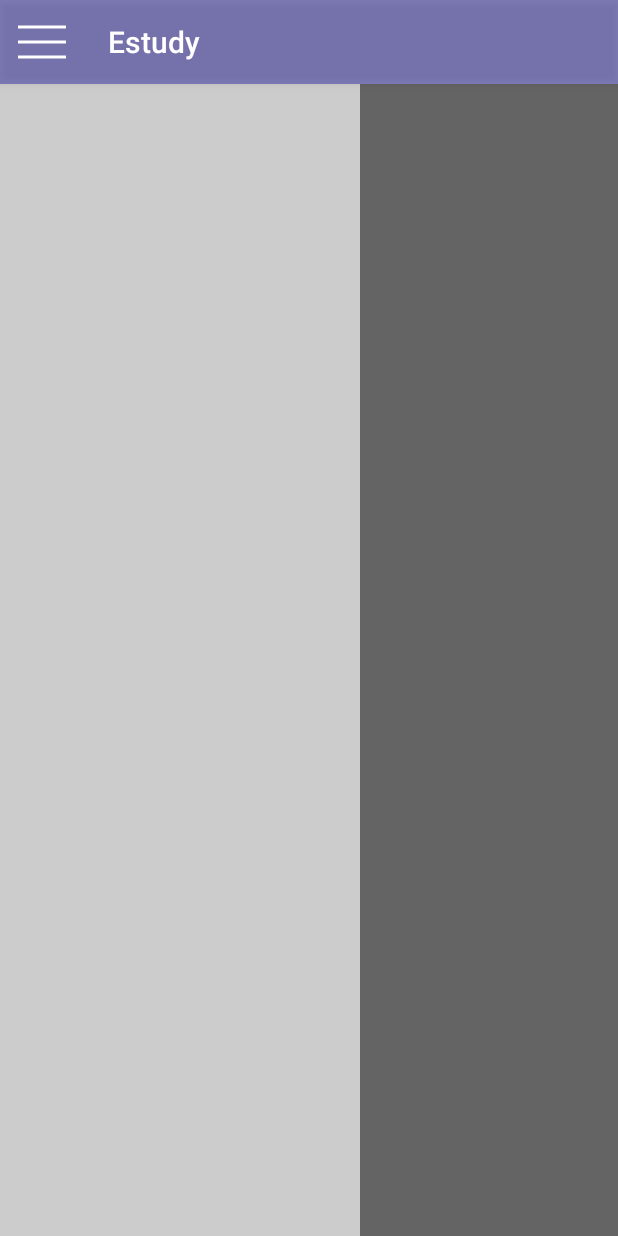
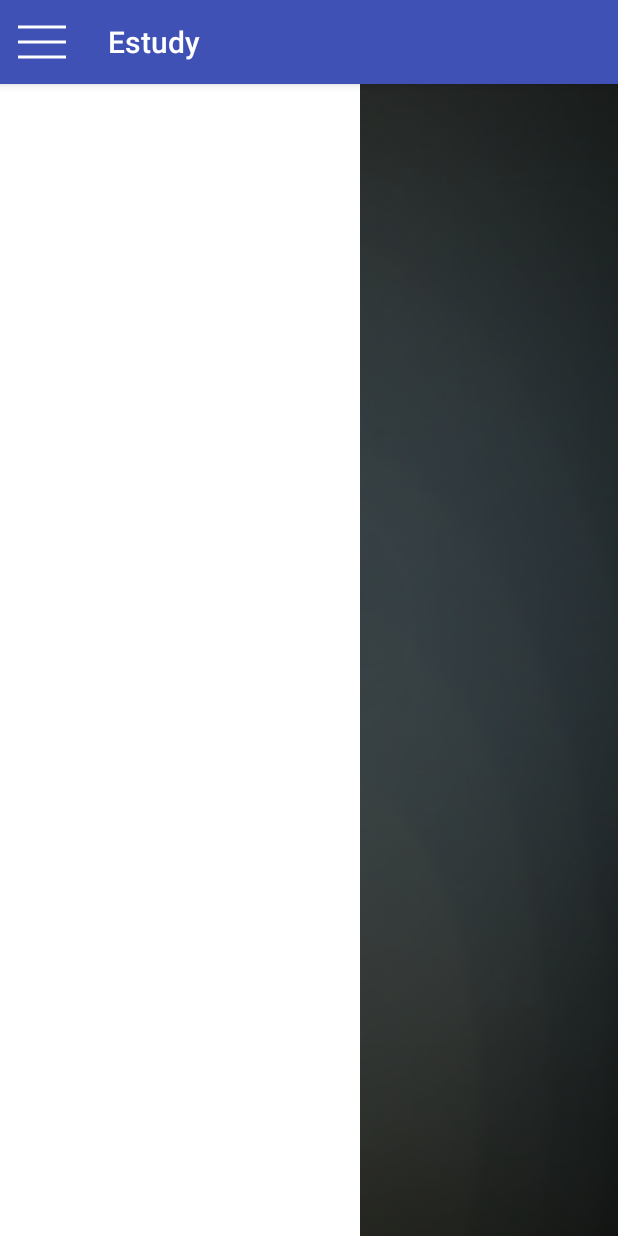
Before and after one commit to mrGhosd/Estudy-Android, an Android app: the screen it shows after launch (UsersListActivity), with the side drawer open, on a phone screen of 412 x 824 dp. Run offline under Robolectric (Android 15) with nearby library versions, the phone set to English and light mode, and no system bars; our stand-ins replace CircleImageView, Picasso; libraries missing offline, so code that uses them is left out: retrofit2.adapter.rxjava, retrofit2.converter.jackson, rx.android.schedulers, rx.schedulers; pictures from the network do not load; 9 statements that could not run were skipped.

Commit message:
add images for views

```diff
--- a/app/src/main/java/com/example/vsokoltsov/estudy/util/ApiRequester.java
+++ b/app/src/main/java/com/example/vsokoltsov/estudy/util/ApiRequester.java
@@ -17,7 +17,7 @@ import retrofit2.converter.jackson.JacksonConverterFactory;
  * Created by vsokoltsov on 11.03.16.
  */
 public class ApiRequester {
-    private static final String APP_HOST = "http://7325112b.ngrok.io";
+    private static final String APP_HOST = "http://939390f8.ngrok.io";
     private static final String API_VERSION = "v0/";
     public static final String API_ADDRESS = APP_HOST + "/api/" + API_VERSION;
     private static String TOKEN_NAME = "estudytoken";
--- a/app/src/main/java/com/example/vsokoltsov/estudy/views/navigation/NavigationDrawer.java
+++ b/app/src/main/java/com/example/vsokoltsov/estudy/views/navigation/NavigationDrawer.java
@@ -1,21 +1,14 @@
 package com.example.vsokoltsov.estudy.views.navigation;
 
-import com.example.vsokoltsov.estudy.R;
-
 import android.app.Activity;
-import android.content.Context;
 import android.content.Intent;
-import android.content.SharedPreferences;
 import android.content.res.Resources;
-import android.graphics.drawable.ColorDrawable;
 import android.os.Bundle;
-import android.preference.PreferenceManager;
 import android.support.v4.app.ActionBarDrawerToggle;
 import android.support.v4.app.Fragment;
 import android.support.v4.widget.DrawerLayout;
 import android.support.v7.app.ActionBar;
 import android.support.v7.app.ActionBarActivity;
-import android.view.Gravity;
 import android.view.LayoutInflater;
 import android.view.MenuItem;
 import android.view.View;
@@ -25,6 +18,7 @@ import android.widget.Button;
 import android.widget.FrameLayout;
 import android.widget.ListView;
 
+import com.example.vsokoltsov.estudy.R;
 import com.example.vsokoltsov.estudy.adapters.NavigationListAdapter;
 import com.example.vsokoltsov.estudy.models.NavigationItem;
 import com.example.vsokoltsov.estudy.views.UsersListActivity;
@@ -183,7 +177,6 @@ public class NavigationDrawer extends Fragment {
 
         ActionBar actionBar = getActionBar();
         actionBar.setDisplayHomeAsUpEnabled(true);
-        actionBar.setBackgroundDrawable(new ColorDrawable(R.color.highlighted_text_material_light));
         actionBar.setHomeAsUpIndicator(R.drawable.menu);
         actionBar.setHomeButtonEnabled(true);
 
--- a/app/src/main/res/layout/navigation_drawer_fragment.xml
+++ b/app/src/main/res/layout/navigation_drawer_fragment.xml
@@ -13,8 +13,8 @@
         android:choiceMode="singleChoice"
         android:divider="@android:color/transparent"
         android:dividerHeight="0dp"
-        android:background="@color/toolbar_default"
-        />
+        android:background="@color/white"/>
+
     <RelativeLayout
         android:layout_width="match_parent"
         android:layout_height="wrap_content"
--- a/app/src/main/res/layout/users_list_activity.xml
+++ b/app/src/main/res/layout/users_list_activity.xml
@@ -11,7 +11,8 @@
         android:layout_width="match_parent"
         android:layout_height="wrap_content"
         android:paddingLeft="10dp"
-        android:paddingRight="10dp">
+        android:paddingRight="10dp"
+        android:background="@drawable/sidebar_bg">
 
     </android.support.v7.widget.RecyclerView>
 
```
Also changed, not shown: app/src/main/res/drawable/estud_bg_7.jpg (added), app/src/main/res/drawable/sidebar_bg.jpg (added).
